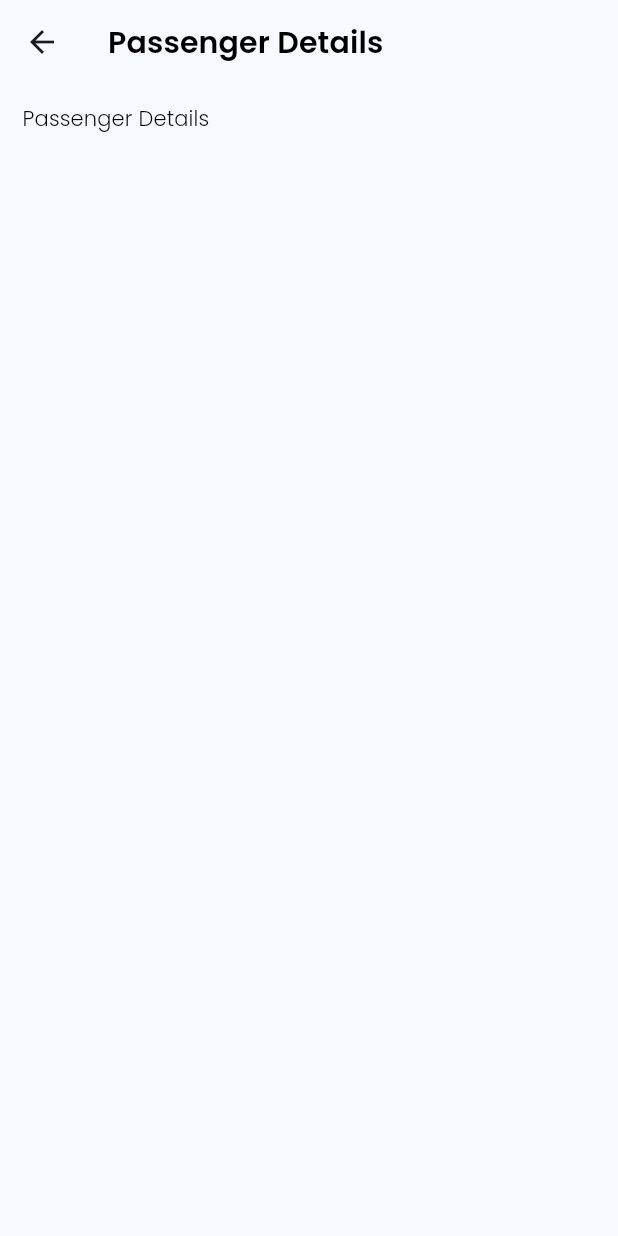
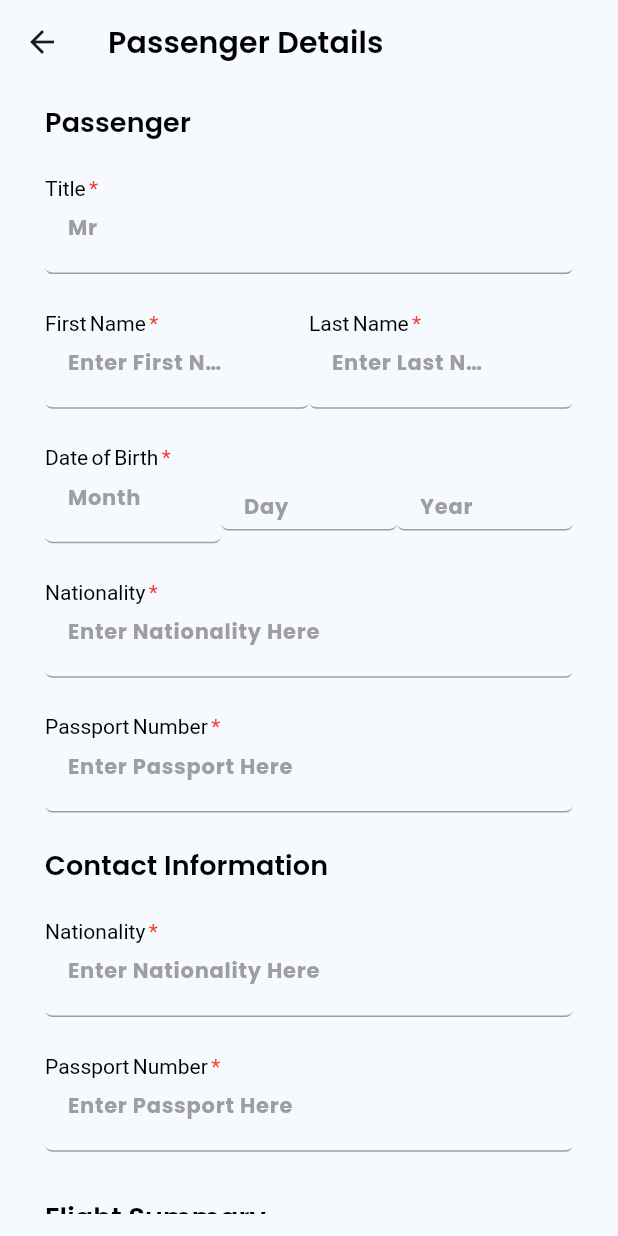
Before and after one commit to ZaryabAlam/Travelv2, a Flutter app: the PassengerDetailsScreen screen opened directly, on a phone screen of 412 x 824 dp. Run offline on Flutter 3.47's test engine with Material 3 defaults, Android fonts, the phone set to English and light mode, and no system bars; our stand-ins replace dotted_border, flutter_animate, font_awesome_flutter, get, google_fonts, qr_flutter and 1 more.

Commit message:
passenger details view

```diff
--- a/lib/presentation/home_bottom_nav/nav_tabs/ticket_view.dart
+++ b/lib/presentation/home_bottom_nav/nav_tabs/ticket_view.dart
@@ -25,7 +25,33 @@ class _BookingScreenState extends State<BookingScreen> {
           crossAxisAlignment: CrossAxisAlignment.center,
           children: [
             /// Main ----------------------------------
-            DottedBorder(
+            FlightSummaryWidget(),
+
+            // --------------------------------------------------
+            0.02.ph,
+            CommonText(
+              text: 'Your Ticket has been Downloaded',
+              fontSize: 18.0,
+              weight: FontWeight.w700,
+            ),
+            // --------------------------------------------------
+            Spacer(),
+            CustomButton(height: 40.0, width: w, text: 'Download Ticket', onPress: () {})
+          ],
+        ),
+      ),
+    );
+  }
+}
+
+class FlightSummaryWidget extends StatelessWidget {
+  const FlightSummaryWidget({
+    super.key,
+  });
+
+  @override
+  Widget build(BuildContext context) {
+    return DottedBorder(
       dashPattern: [10, 8],
       strokeWidth: 1,
       color: AppColors.appColorPrimary,
@@ -142,21 +168,6 @@ class _BookingScreenState extends State<BookingScreen> {
           ],
         ),
       ),
-            ),
-
-            // --------------------------------------------------
-            0.02.ph,
-            CommonText(
-              text: 'Your Ticket has been Downloaded',
-              fontSize: 18.0,
-              weight: FontWeight.w700,
-            ),
-            // --------------------------------------------------
-            Spacer(),
-            CustomButton(height: 40.0, width: w, text: 'Download Ticket', onPress: () {})
-          ],
-        ),
-      ),
     );
   }
 }
--- a/lib/presentation/home_bottom_nav/views/passenger_details.dart
+++ b/lib/presentation/home_bottom_nav/views/passenger_details.dart
@@ -1,8 +1,10 @@
-import 'package:flutter/foundation.dart';
 import 'package:flutter/material.dart';
 import 'package:travel_app/app/configs/app_size_config.dart';
 import 'package:travel_app/app/utils/custom_widgets/common_text.dart';
 import 'package:travel_app/app/utils/custom_widgets/custom_appbar.dart';
+import 'package:travel_app/app/utils/custom_widgets/custom_textfield.dart';
+import 'package:travel_app/app/utils/custom_widgets/custom_textfield_required.dart';
+import 'package:travel_app/presentation/home_bottom_nav/nav_tabs/ticket_view.dart';
 
 class PassengerDetailsScreen extends StatefulWidget {
   const PassengerDetailsScreen({super.key});
@@ -12,6 +14,17 @@ class PassengerDetailsScreen extends StatefulWidget {
 }
 
 class _PassengerDetailsScreenState extends State<PassengerDetailsScreen> {
+  TextEditingController titleController = TextEditingController();
+  TextEditingController firstNameController = TextEditingController();
+  TextEditingController lastNameController = TextEditingController();
+  TextEditingController monthController = TextEditingController();
+  TextEditingController dayController = TextEditingController();
+  TextEditingController yearController = TextEditingController();
+  TextEditingController nationalityController = TextEditingController();
+  TextEditingController passportController = TextEditingController();
+  TextEditingController emailController = TextEditingController();
+  TextEditingController numberController = TextEditingController();
+
   @override
   Widget build(BuildContext context) {
     HeightWidth(context);
@@ -21,8 +34,59 @@ class _PassengerDetailsScreenState extends State<PassengerDetailsScreen> {
       ),
       body: Padding(
         padding: const EdgeInsets.all(15.0),
-        child: Column(
-          children: [CommonText(text: 'Passenger Details')],
+        child: ListView(
+          children: [
+            Padding(
+              padding: const EdgeInsets.symmetric(horizontal: 15.0),
+              child: Column(
+                crossAxisAlignment: CrossAxisAlignment.start,
+                children: [
+                  CommonText(text: 'Passenger', weight: FontWeight.w600, fontSize: 18.0),
+                  0.03.ph,
+                  Custom_textfield_required(controller: titleController, requiredLabel: 'Title', hint: 'Mr'),
+                  0.03.ph,
+                  Row(
+                    mainAxisAlignment: MainAxisAlignment.spaceBetween,
+                    children: [
+                      Expanded(
+                          child: Custom_textfield_required(controller: firstNameController, requiredLabel: 'First Name', hint: 'Enter First Name')),
+                      Expanded(child: Custom_textfield_required(controller: lastNameController, requiredLabel: 'Last Name', hint: 'Enter Last Name')),
+                    ],
+                  ),
+                  0.03.ph,
+                  Row(
+                    mainAxisAlignment: MainAxisAlignment.spaceBetween,
+                    children: [
+                      Expanded(child: Custom_textfield_required(controller: monthController, requiredLabel: 'Date of Birth', hint: 'Month')),
+                      Expanded(child: CustomTextField(textEditingController: dayController, hintText: 'Day')),
+                      Expanded(child: CustomTextField(textEditingController: yearController, hintText: 'Year')),
+                    ],
+                  ),
+                  0.03.ph,
+                  Custom_textfield_required(controller: nationalityController, requiredLabel: 'Nationality', hint: 'Enter Nationality Here'),
+                  0.03.ph,
+                  Custom_textfield_required(controller: passportController, requiredLabel: 'Passport Number', hint: 'Enter Passport Here'),
+                  0.03.ph,
+                  CommonText(text: 'Contact Information', weight: FontWeight.w600, fontSize: 18.0),
+                  0.03.ph,
+                  Custom_textfield_required(controller: nationalityController, requiredLabel: 'Nationality', hint: 'Enter Nationality Here'),
+                  0.03.ph,
+                  Custom_textfield_required(controller: passportController, requiredLabel: 'Passport Number', hint: 'Enter Passport Here'),
+                  0.04.ph,
+                  CommonText(text: 'Flight Summary', weight: FontWeight.w600, fontSize: 18.0),
+                  0.03.ph,
+                ],
+              ),
+            ),
+            FlightSummaryWidget(),
+            0.1.ph,
+
+            // TODO: BUTTON HERE
+            Row(
+              mainAxisAlignment: MainAxisAlignment.spaceEvenly,
+              children: [],
+            )
+          ],
         ),
       ),
     );
--- a/lib/presentation/home_bottom_nav/views/search_date_pick.dart
+++ b/lib/presentation/home_bottom_nav/views/search_date_pick.dart
@@ -1,4 +1,3 @@
-import 'package:flutter/foundation.dart';
 import 'package:flutter/material.dart';
 import 'package:travel_app/app/configs/app_colors.dart';
 import 'package:travel_app/app/configs/app_size_config.dart';
```
Lines whose indentation alone changed are shown as unchanged.
